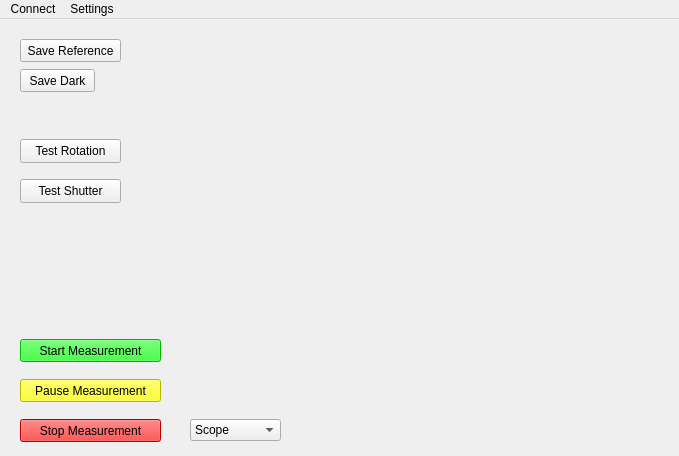
Above: Avasoft_thorlabs_kikkare/main_window.ui from AlwaysLati/thorlabs_rotation_stage_controller before the change. Below: the same form after it.
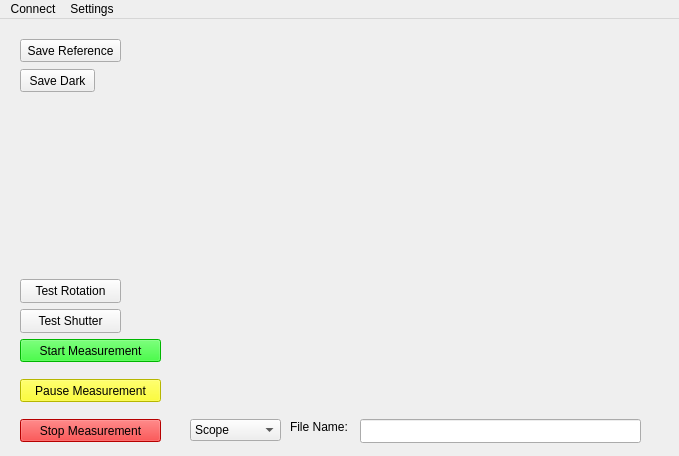
That is the form after the change. Custom widgets are drawn as their Qt base class.

```diff
--- a/Avasoft_thorlabs_kikkare/main_window.ui
+++ b/Avasoft_thorlabs_kikkare/main_window.ui
@@ -125,7 +125,7 @@
     <property name="geometry">
      <rect>
       <x>20</x>
-      <y>120</y>
+      <y>260</y>
       <width>101</width>
       <height>24</height>
      </rect>
@@ -138,7 +138,7 @@
     <property name="geometry">
      <rect>
       <x>20</x>
-      <y>160</y>
+      <y>290</y>
       <width>101</width>
       <height>24</height>
      </rect>
@@ -174,6 +174,29 @@
      <string>Pause Measurement</string>
     </property>
    </widget>
+   <widget class="QLineEdit" name="fileNameEdit">
+    <property name="geometry">
+     <rect>
+      <x>360</x>
+      <y>400</y>
+      <width>281</width>
+      <height>24</height>
+     </rect>
+    </property>
+   </widget>
+   <widget class="QLabel" name="label">
+    <property name="geometry">
+     <rect>
+      <x>290</x>
+      <y>400</y>
+      <width>61</width>
+      <height>16</height>
+     </rect>
+    </property>
+    <property name="text">
+     <string>File Name:</string>
+    </property>
+   </widget>
   </widget>
   <widget class="QMenuBar" name="menuBar">
    <property name="geometry">
```
Left out of the diff: 5 changed lines with no effect on the pictures.
